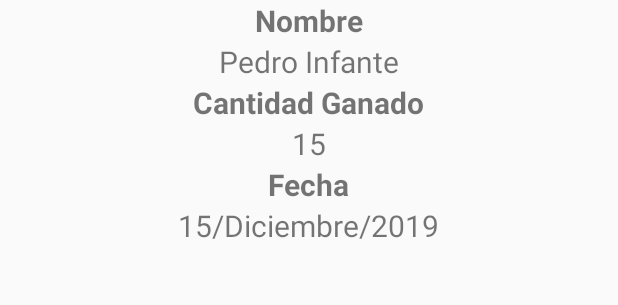
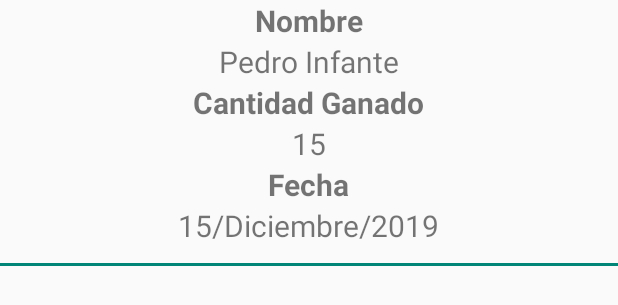
Before and after one commit to Stan4u2/AppGanaderosV1, an Android app: the layout item_list_citas.xml on its own in the app's theme, with its tools: preview values and no code run, on a phone screen of 412 x 824 dp. Shown: the top 305 px of the screen. Run offline under Robolectric (Android 15) with nearby library versions, the phone set to English and light mode, and no system bars.

Commit message:
First App

```diff
--- a/app/src/main/res/layout/item_list_citas.xml
+++ b/app/src/main/res/layout/item_list_citas.xml
@@ -2,6 +2,11 @@
 <LinearLayout xmlns:android="http://schemas.android.com/apk/res/android"
     android:layout_width="match_parent"
     android:layout_height="match_parent"
+    android:orientation="vertical">
+
+    <LinearLayout
+        android:layout_width="match_parent"
+        android:layout_height="wrap_content"
         android:orientation="vertical">
 
         <TextView
@@ -48,6 +53,13 @@
             android:text="15/Diciembre/2019"
             android:textSize="20sp"
             android:layout_gravity="center"/>
+    </LinearLayout>
+
+    <TextView
+        android:layout_width="match_parent"
+        android:layout_height="2dp"
+        android:background="@color/colorPrimary"
+        android:layout_marginTop="11dp"/>
 
 
 </LinearLayout>
```
Lines whose indentation alone changed are shown as unchanged.
